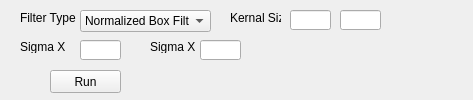
Above: VisionWidget/FilterWidget.ui from hceng123/VisionLibrary before the change. Below: the same form after it.
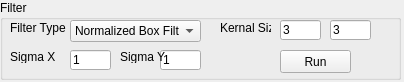
That is the form after the change.

```diff
--- a/VisionWidget/FilterWidget.ui
+++ b/VisionWidget/FilterWidget.ui
@@ -6,147 +6,172 @@
    <rect>
     <x>0</x>
     <y>0</y>
-    <width>473</width>
-    <height>100</height>
+    <width>404</width>
+    <height>82</height>
    </rect>
   </property>
   <property name="windowTitle">
    <string>FilterWidget</string>
   </property>
-  <widget class="QLabel" name="labelFilterType">
+  <widget class="QGroupBox" name="groupBox">
    <property name="geometry">
     <rect>
-     <x>20</x>
-     <y>10</y>
-     <width>61</width>
-     <height>16</height>
+     <x>0</x>
+     <y>0</y>
+     <width>401</width>
+     <height>80</height>
     </rect>
    </property>
-   <property name="text">
-    <string>Filter Type</string>
+   <property name="title">
+    <string>Filter</string>
    </property>
-  </widget>
-  <widget class="QComboBox" name="cbFilterType">
-   <property name="geometry">
-    <rect>
-     <x>80</x>
-     <y>10</y>
-     <width>131</width>
-     <height>22</height>
-    </rect>
-   </property>
-   <item>
+   <widget class="QPushButton" name="btnRun">
+    <property name="geometry">
+     <rect>
+      <x>280</x>
+      <y>50</y>
+      <width>71</width>
+      <height>23</height>
+     </rect>
+    </property>
     <property name="text">
-     <string>Normalized Box Filter</string>
+     <string>Run</string>
     </property>
-   </item>
-   <item>
+   </widget>
+   <widget class="QLineEdit" name="lineEditSigmaY">
+    <property name="geometry">
+     <rect>
+      <x>160</x>
+      <y>50</y>
+      <width>41</width>
+      <height>20</height>
+     </rect>
+    </property>
     <property name="text">
-     <string>Guassian Filter</string>
+     <string>1</string>
     </property>
-   </item>
-   <item>
+   </widget>
+   <widget class="QLabel" name="label">
+    <property name="geometry">
+     <rect>
+      <x>220</x>
+      <y>20</y>
+      <width>51</width>
+      <height>16</height>
+     </rect>
+    </property>
     <property name="text">
-     <string>Median Filter</string>
+     <string>Kernal Size</string>
     </property>
-   </item>
-   <item>
+   </widget>
+   <widget class="QLabel" name="labelFilterType">
+    <property name="geometry">
+     <rect>
+      <x>10</x>
+      <y>20</y>
+      <width>61</width>
+      <height>16</height>
+     </rect>
+    </property>
     <property name="text">
-     <string>Bilateral Filter</string>
+     <string>Filter Type</string>
     </property>
-   </item>
-  </widget>
-  <widget class="QLabel" name="label">
-   <property name="geometry">
-    <rect>
-     <x>230</x>
-     <y>10</y>
-     <width>51</width>
-     <height>16</height>
-    </rect>
-   </property>
-   <property name="text">
-    <string>Kernal Size</string>
-   </property>
-  </widget>
-  <widget class="QLineEdit" name="lineEditKernalSizeX">
-   <property name="geometry">
-    <rect>
-     <x>290</x>
-     <y>10</y>
-     <width>41</width>
-     <height>20</height>
-    </rect>
-   </property>
-  </widget>
-  <widget class="QLineEdit" name="lineEditKernalSizeY">
-   <property name="geometry">
-    <rect>
-     <x>340</x>
-     <y>10</y>
-     <width>41</width>
-     <height>20</height>
-    </rect>
-   </property>
-  </widget>
-  <widget class="QLabel" name="labelSigmaX">
-   <property name="geometry">
-    <rect>
-     <x>20</x>
-     <y>40</y>
-     <width>47</width>
-     <height>13</height>
-    </rect>
-   </property>
-   <property name="text">
-    <string>Sigma X</string>
-   </property>
-  </widget>
-  <widget class="QLineEdit" name="lineEditSigmaX">
-   <property name="geometry">
-    <rect>
-     <x>80</x>
-     <y>40</y>
-     <width>41</width>
-     <height>20</height>
-    </rect>
-   </property>
-  </widget>
-  <widget class="QLabel" name="labelSigmaY">
-   <property name="geometry">
-    <rect>
-     <x>150</x>
-     <y>40</y>
-     <width>47</width>
-     <height>13</height>
-    </rect>
-   </property>
-   <property name="text">
-    <string>Sigma X</string>
-   </property>
-  </widget>
-  <widget class="QLineEdit" name="lineEditSigmaY">
-   <property name="geometry">
-    <rect>
-     <x>200</x>
-     <y>40</y>
-     <width>41</width>
-     <height>20</height>
-    </rect>
-   </property>
-  </widget>
-  <widget class="QPushButton" name="btnRun">
-   <property name="geometry">
-    <rect>
-     <x>50</x>
-     <y>70</y>
-     <width>71</width>
-     <height>23</height>
-    </rect>
-   </property>
-   <property name="text">
-    <string>Run</string>
-   </property>
+   </widget>
+   <widget class="QLineEdit" name="lineEditSigmaX">
+    <property name="geometry">
+     <rect>
+      <x>70</x>
+      <y>50</y>
+      <width>41</width>
+      <height>20</height>
+     </rect>
+    </property>
+    <property name="text">
+     <string>1</string>
+    </property>
+   </widget>
+   <widget class="QLineEdit" name="lineEditKernalSizeY">
+    <property name="geometry">
+     <rect>
+      <x>330</x>
+      <y>20</y>
+      <width>41</width>
+      <height>20</height>
+     </rect>
+    </property>
+    <property name="text">
+     <string>3</string>
+    </property>
+   </widget>
+   <widget class="QLabel" name="labelSigmaX">
+    <property name="geometry">
+     <rect>
+      <x>10</x>
+      <y>50</y>
+      <width>47</width>
+      <height>13</height>
+     </rect>
+    </property>
+    <property name="text">
+     <string>Sigma X</string>
+    </property>
+   </widget>
+   <widget class="QLineEdit" name="lineEditKernalSizeX">
+    <property name="geometry">
+     <rect>
+      <x>280</x>
+      <y>20</y>
+      <width>41</width>
+      <height>20</height>
+     </rect>
+    </property>
+    <property name="text">
+     <string>3</string>
+    </property>
+   </widget>
+   <widget class="QLabel" name="labelSigmaY">
+    <property name="geometry">
+     <rect>
+      <x>120</x>
+      <y>50</y>
+      <width>47</width>
+      <height>13</height>
+     </rect>
+    </property>
+    <property name="text">
+     <string>Sigma Y</string>
+    </property>
+   </widget>
+   <widget class="QComboBox" name="cbFilterType">
+    <property name="geometry">
+     <rect>
+      <x>70</x>
+      <y>20</y>
+      <width>131</width>
+      <height>22</height>
+     </rect>
+    </property>
+    <item>
+     <property name="text">
+      <string>Normalized Box Filter</string>
+     </property>
+    </item>
+    <item>
+     <property name="text">
+      <string>Guassian Filter</string>
+     </property>
+    </item>
+    <item>
+     <property name="text">
+      <string>Median Filter</string>
+     </property>
+    </item>
+    <item>
+     <property name="text">
+      <string>Bilateral Filter</string>
+     </property>
+    </item>
+   </widget>
   </widget>
  </widget>
  <layoutdefault spacing="6" margin="11"/>
```
